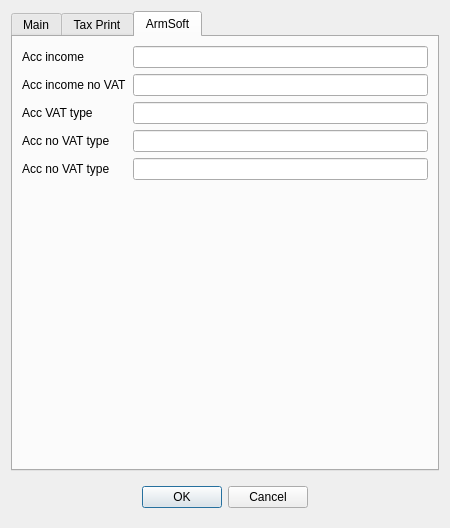
Above: RowEditor/reinvoiceitem.ui from End1-1/Resort before the change. Below: the same form after it.
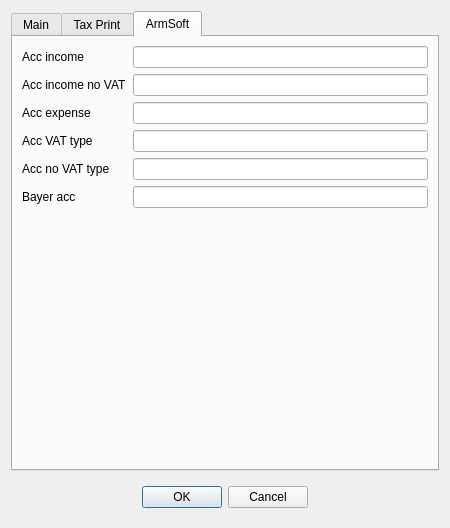
That is the form after the change. The open tabs and pages were chosen to show the change. Custom widgets are drawn as their Qt base class.

Diff of the .ui file:
```diff
--- a/RowEditor/reinvoiceitem.ui
+++ b/RowEditor/reinvoiceitem.ui
@@ -334,42 +334,42 @@
          </property>
         </widget>
        </item>
-       <item row="2" column="0">
+       <item row="3" column="0">
         <widget class="QLabel" name="label_18">
          <property name="text">
           <string>Acc VAT type</string>
          </property>
         </widget>
        </item>
-       <item row="2" column="1">
+       <item row="3" column="1">
         <widget class="EQLineEdit" name="leAccVAT">
          <property name="Field" stdset="0">
           <string>f_accvat</string>
          </property>
         </widget>
        </item>
-       <item row="3" column="0">
+       <item row="4" column="0">
         <widget class="QLabel" name="label_19">
          <property name="text">
           <string>Acc no VAT type</string>
          </property>
         </widget>
        </item>
-       <item row="3" column="1">
+       <item row="4" column="1">
         <widget class="EQLineEdit" name="leAccNOVAT">
          <property name="Field" stdset="0">
           <string>f_accnovat</string>
          </property>
         </widget>
        </item>
-       <item row="4" column="1">
+       <item row="5" column="1">
         <widget class="EQLineEdit" name="leByerAcc">
          <property name="Field" stdset="0">
           <string>f_byeracc</string>
          </property>
         </widget>
        </item>
-       <item row="5" column="1">
+       <item row="6" column="1">
         <spacer name="verticalSpacer">
          <property name="orientation">
           <enum>Qt::Vertical</enum>
@@ -382,10 +382,24 @@
          </property>
         </spacer>
        </item>
-       <item row="4" column="0">
+       <item row="5" column="0">
         <widget class="QLabel" name="label_20">
          <property name="text">
-          <string>Acc no VAT type</string>
+          <string>Bayer acc</string>
+         </property>
+        </widget>
+       </item>
+       <item row="2" column="0">
+        <widget class="QLabel" name="label_21">
+         <property name="text">
+          <string>Acc expense</string>
+         </property>
+        </widget>
+       </item>
+       <item row="2" column="1">
+        <widget class="EQLineEdit" name="leAccExpense">
+         <property name="Field" stdset="0">
+          <string>f_asaccexpense</string>
          </property>
         </widget>
        </item>
@@ -442,11 +456,6 @@
   </layout>
  </widget>
  <customwidgets>
-  <customwidget>
-   <class>EQTableWidget</class>
-   <extends>QTableWidget</extends>
-   <header location="global">eqtablewidget.h</header>
-  </customwidget>
   <customwidget>
    <class>EQLineEdit</class>
    <extends>QLineEdit</extends>
@@ -455,6 +464,11 @@
     <signal>customButtonClicked(bool)</signal>
    </slots>
   </customwidget>
+  <customwidget>
+   <class>EQTableWidget</class>
+   <extends>QTableWidget</extends>
+   <header location="global">eqtablewidget.h</header>
+  </customwidget>
   <customwidget>
    <class>EQCheckBox</class>
    <extends>QCheckBox</extends>
```
Left out of the diff: 2 changed lines with no effect on the pictures.
